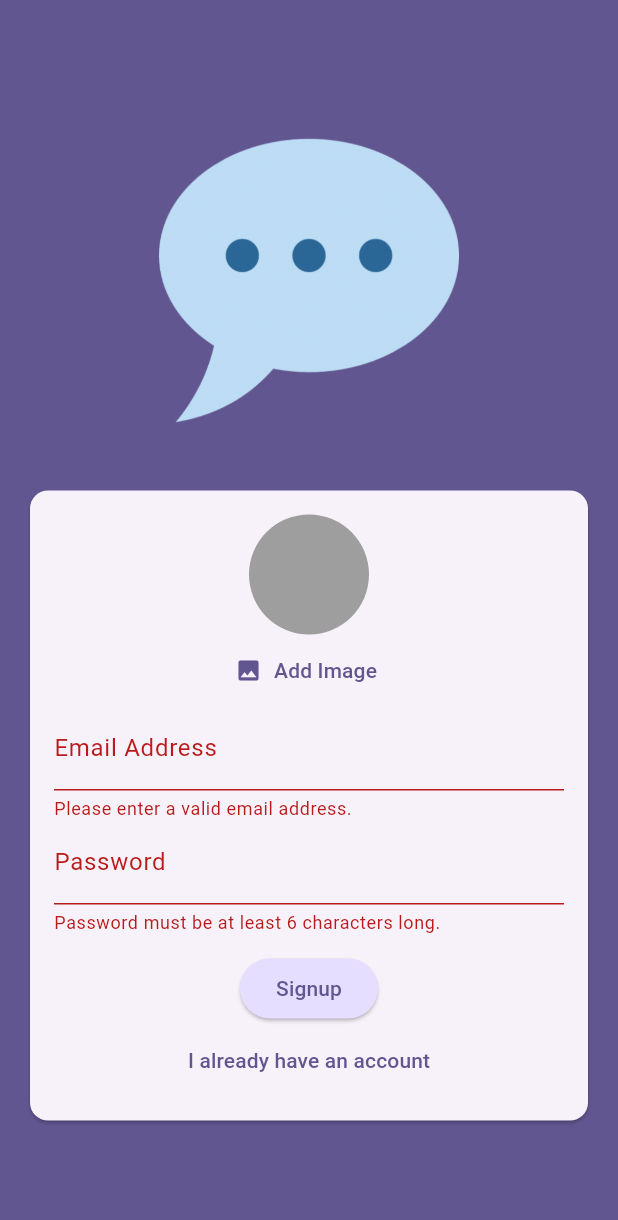
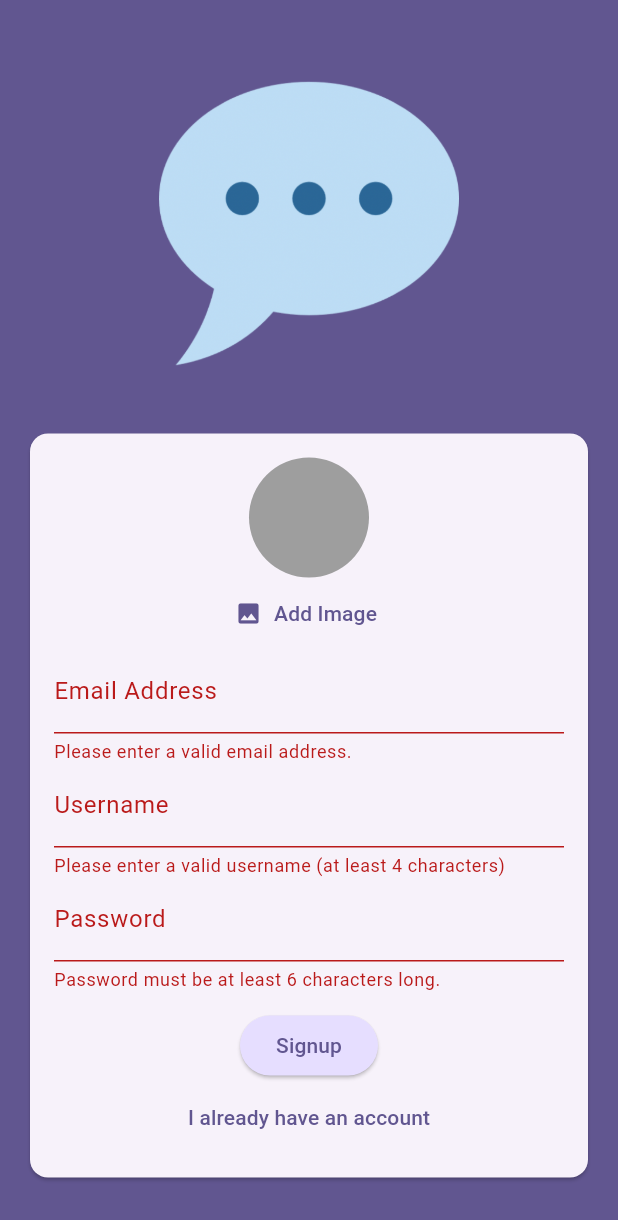
Before and after one commit to sanchitd9/chat-flutter, a Flutter app: the screen it shows after launch, after a tap on "Login", after a tap on "Create an account", after a tap on "Signup", on a phone screen of 412 x 824 dp. Shown: the top 1220 px of the screen. Run offline on Flutter 3.47's test engine with Material 3 defaults, Android fonts, the phone set to English and light mode, and no system bars; our stand-ins replace cloud_firestore, firebase_auth, firebase_core, firebase_storage, image_picker; accounts and stored records are empty.

Commit message:
Store username as well

```diff
--- a/lib/screens/auth.dart
+++ b/lib/screens/auth.dart
@@ -25,6 +25,7 @@ class _AuthScreenState extends State<AuthScreen> {
   var _enteredPassword = '';
   File? _selectedImage;
   var _isAuthenticating = false;
+  var _enteredUsername = '';
 
   void _submit() async {
     final isValid = _form.currentState!.validate();
@@ -59,7 +60,7 @@ class _AuthScreenState extends State<AuthScreen> {
             .collection('users')
             .doc(userCredentials.user!.uid)
             .set({
-          'username': 'TBD',
+          'username': _enteredUsername,
           'email': _enteredEmail,
           'image_url': imageUrl
         });
@@ -129,6 +130,25 @@ class _AuthScreenState extends State<AuthScreen> {
                               _enteredEmail = value!;
                             },
                           ),
+                          if (!_isLogin)
+                            TextFormField(
+                              decoration: const InputDecoration(
+                                labelText: 'Username',
+                              ),
+                              enableSuggestions: false,
+                              validator: (value) {
+                                if (value == null ||
+                                    value.isEmpty ||
+                                    value.trim().length < 4) {
+                                  return 'Please enter a valid username (at least 4 characters)';
+                                }
+
+                                return null;
+                              },
+                              onSaved: (value) {
+                                _enteredUsername = value!;
+                              },
+                            ),
                           TextFormField(
                             decoration:
                                 const InputDecoration(labelText: "Password"),
```
